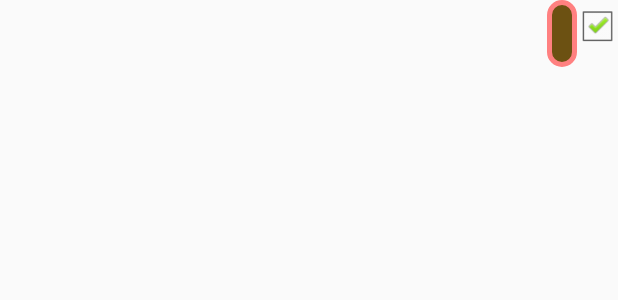
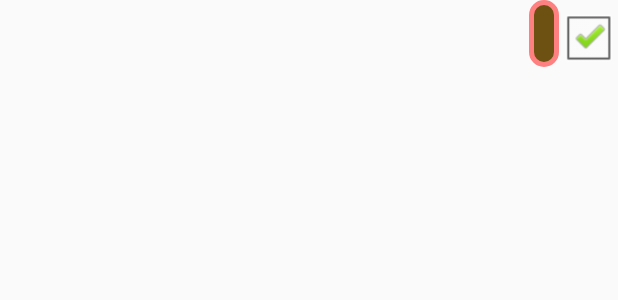
Before and after one commit to dlrogers/SmartList2, an Android app: the layout suggest_entry.xml on its own in the app's theme, with its tools: preview values and no code run, on a phone screen of 412 x 824 dp. Shown: the top 300 px of the screen. Run offline under Robolectric (Android 15) with nearby library versions, the phone set to English and light mode, and no system bars.

```diff
--- a/app/src/main/res/layout/suggest_entry.xml
+++ b/app/src/main/res/layout/suggest_entry.xml
@@ -12,7 +12,7 @@
         android:adjustViewBounds="true"
         android:scaleType="centerInside"
         android:baseline="25dp"
-        android:maxHeight="35dp" android:maxWidth="35dp"
+        android:maxHeight="50dp" android:maxWidth="50dp"
         android:focusable="false"/>
     <com.symdesign.smartlist.NameBox
         android:id="@+id/name"
```
